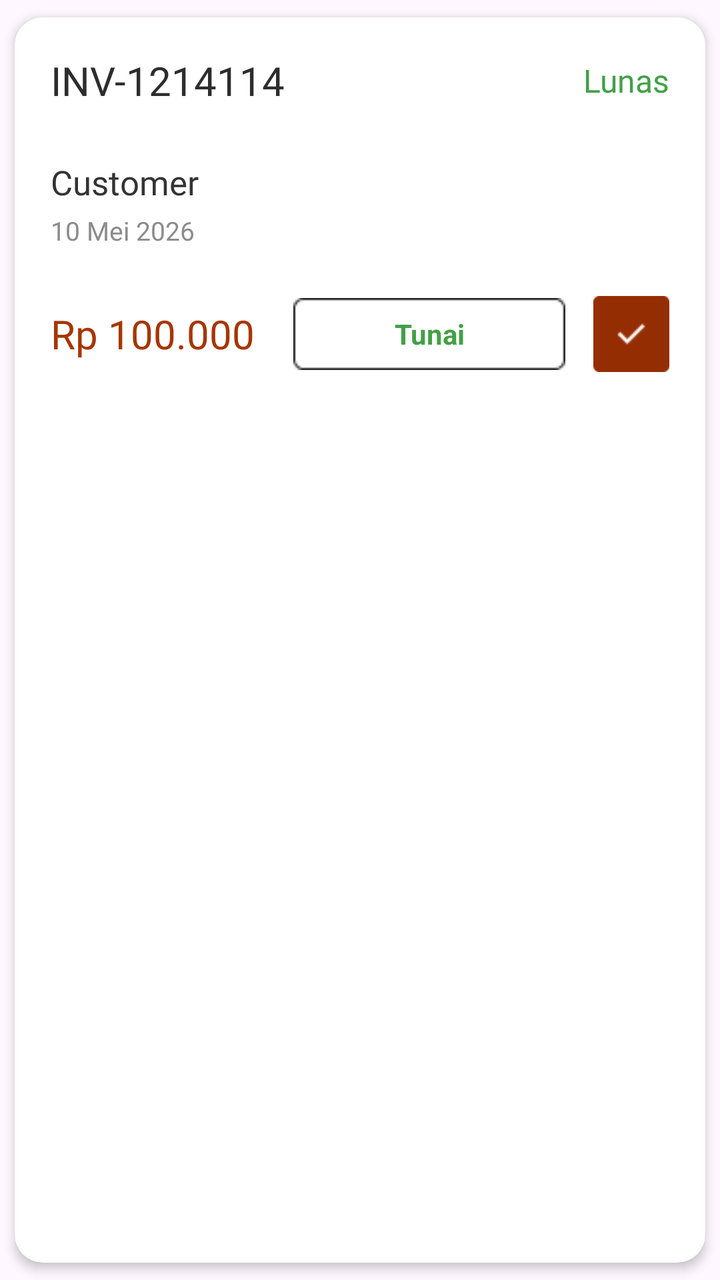
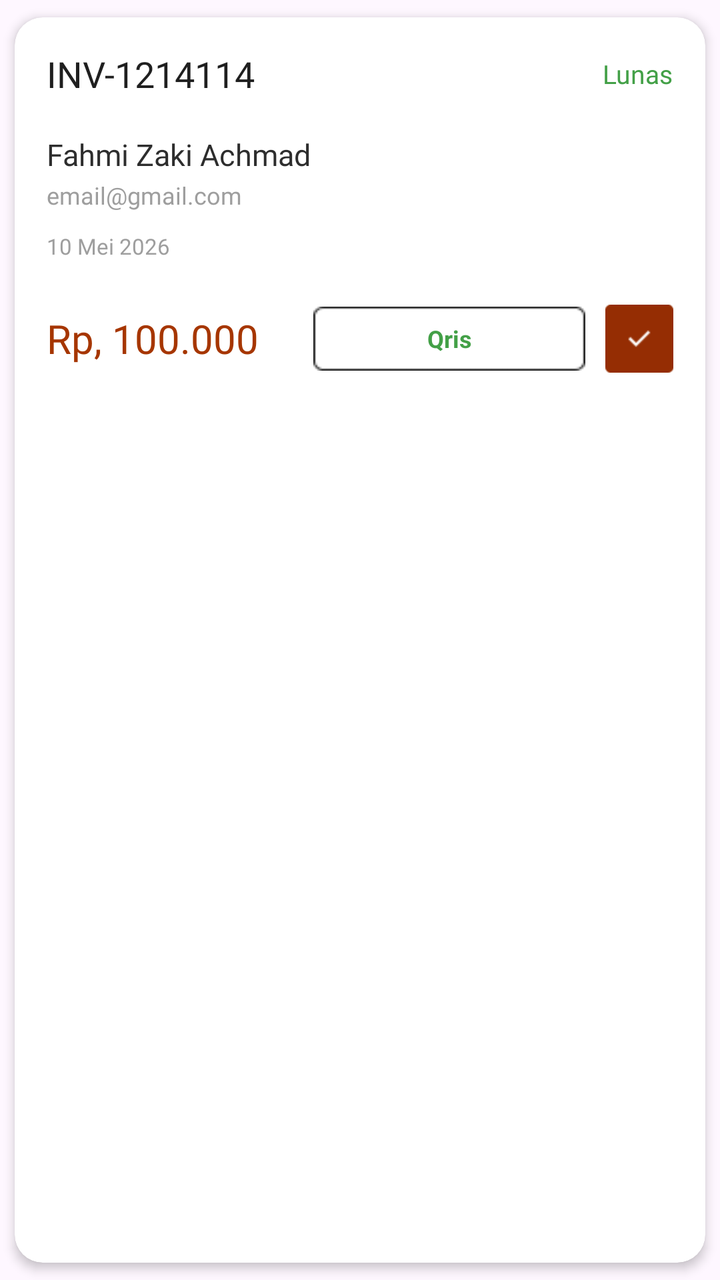

Two renders of the same Android screen: before a commit and after it. Below are the layout's source before the change and the commit's diff.
<!-- AndroidManifest.xml: application theme Theme.Warmindone -->
<!-- res/layout/pesananselesai_widget.xml -->
<?xml version="1.0" encoding="utf-8"?>
<androidx.cardview.widget.CardView
    xmlns:android="http://schemas.android.com/apk/res/android"
    xmlns:app="http://schemas.android.com/apk/res-auto"
    android:layout_width="match_parent"
    android:layout_height="wrap_content"
    android:layout_marginHorizontal="12dp"
    android:layout_marginTop="10dp"
    app:cardCornerRadius="14dp"
    app:cardElevation="3dp"
    app:cardUseCompatPadding="true">

    <LinearLayout
        android:layout_width="match_parent"
        android:layout_height="wrap_content"
        android:background="#FFFFFF"
        android:orientation="vertical"
        android:padding="18dp">

        
        <LinearLayout
            android:layout_width="match_parent"
            android:layout_height="wrap_content"
            android:gravity="center_vertical"
            android:orientation="horizontal">

            
            <TextView
                android:id="@+id/tvInvoice"
                android:layout_width="0dp"
                android:layout_height="wrap_content"
                android:layout_weight="1"
                android:fontFamily="@font/montserrat_bold"
                android:text="INV-1214114"
                android:textColor="#2D2D2D"
                android:textSize="20sp" />

            
            <TextView
                android:id="@+id/tvStatus"
                android:layout_width="wrap_content"
                android:layout_height="wrap_content"
                android:fontFamily="@font/montserrat_semibold"
                android:text="Lunas"
                android:textColor="#43A047"
                android:textSize="16sp" />

        </LinearLayout>

        
        <TextView
            android:id="@+id/tvNama"
            android:layout_width="wrap_content"
            android:layout_height="wrap_content"
            android:layout_marginTop="26dp"
            android:fontFamily="@font/montserrat_semibold"
            android:text="Customer"
            android:textColor="#333333"
            android:textSize="17sp" />

        
        <TextView
            android:id="@+id/tvTanggal"
            android:layout_width="wrap_content"
            android:layout_height="wrap_content"
            android:layout_marginTop="4dp"
            android:fontFamily="@font/montserrat_medium"
            android:text="10 Mei 2026"
            android:textColor="#8C8C8C"
            android:textSize="13sp" />

        
        <LinearLayout
            android:layout_width="match_parent"
            android:layout_height="wrap_content"
            android:layout_marginTop="24dp"
            android:gravity="center_vertical"
            android:orientation="horizontal">

            
            <TextView
                android:id="@+id/tvTotal"
                android:layout_width="0dp"
                android:layout_height="wrap_content"
                android:layout_weight="1"
                android:fontFamily="@font/montserrat_bold"
                android:text="Rp 100.000"
                android:textColor="#A63600"
                android:textSize="20sp" />

            
            <TextView
                android:id="@+id/tvMetode"
                android:layout_width="wrap_content"
                android:layout_height="36dp"
                android:layout_marginEnd="14dp"
                android:background="@drawable/bg_filter"
                android:gravity="center"
                android:paddingHorizontal="18dp"
                android:text="Tunai"
                android:textColor="#43A047"
                android:textSize="14sp"
                android:textStyle="bold" />

            
            <LinearLayout
                android:layout_width="38dp"
                android:layout_height="38dp"
                android:background="@drawable/bg_orange_radius"
                android:gravity="center">

                <ImageView
                    android:layout_width="20dp"
                    android:layout_height="20dp"
                    android:src="@drawable/ic_check" />

            </LinearLayout>

        </LinearLayout>

    </LinearLayout>

</androidx.cardview.widget.CardView>
<!-- resources referenced by this layout -->
<resources>
  <!-- drawable bg_filter: png bitmap (drawable, 468 bytes) -->
  <!-- drawable bg_orange_radius: png bitmap (drawable, 420 bytes) -->
  <!-- drawable ic_check: png bitmap (drawable, 239 bytes) -->
  <style name="Theme.Warmindone" parent="Base.Theme.Warmindone" />
  <style name="Base.Theme.Warmindone" parent="Theme.Material3.DayNight.NoActionBar">
          
          
      </style>
</resources>

<!-- the commit's change to res/layout/pesananselesai_widget.xml (unified diff, before → after) -->
@@ -4,7 +4,7 @@
     xmlns:app="http://schemas.android.com/apk/res-auto"
     android:layout_width="match_parent"
     android:layout_height="wrap_content"
-    android:layout_marginHorizontal="12dp"
+    android:layout_marginHorizontal="14dp"
     android:layout_marginTop="10dp"
     app:cardCornerRadius="14dp"
     app:cardElevation="3dp"
@@ -13,9 +13,8 @@
     <LinearLayout
         android:layout_width="match_parent"
         android:layout_height="wrap_content"
-        android:background="#FFFFFF"
         android:orientation="vertical"
-        android:padding="18dp">
+        android:padding="16dp">
 
         
         <LinearLayout
@@ -24,7 +23,6 @@
             android:gravity="center_vertical"
             android:orientation="horizontal">
 
-            
             <TextView
                 android:id="@+id/tvInvoice"
                 android:layout_width="0dp"
@@ -32,10 +30,9 @@
                 android:layout_weight="1"
                 android:fontFamily="@font/montserrat_bold"
                 android:text="INV-1214114"
-                android:textColor="#2D2D2D"
-                android:textSize="20sp" />
+                android:textColor="#1F1F1F"
+                android:textSize="18sp" />
 
-            
             <TextView
                 android:id="@+id/tvStatus"
                 android:layout_width="wrap_content"
@@ -43,7 +40,7 @@
                 android:fontFamily="@font/montserrat_semibold"
                 android:text="Lunas"
                 android:textColor="#43A047"
-                android:textSize="16sp" />
+                android:textSize="13sp" />
 
         </LinearLayout>
 
@@ -52,28 +49,39 @@
             android:id="@+id/tvNama"
             android:layout_width="wrap_content"
             android:layout_height="wrap_content"
-            android:layout_marginTop="26dp"
+            android:layout_marginTop="18dp"
             android:fontFamily="@font/montserrat_semibold"
-            android:text="Customer"
-            android:textColor="#333333"
-            android:textSize="17sp" />
+            android:text="Fahmi Zaki Achmad"
+            android:textColor="#2D2D2D"
+            android:textSize="15sp" />
+
+        
+        <TextView
+            android:id="@+id/tvEmail"
+            android:layout_width="wrap_content"
+            android:layout_height="wrap_content"
+            android:layout_marginTop="2dp"
+            android:fontFamily="@font/montserrat_medium"
+            android:text="email@gmail.com"
+            android:textColor="#9E9E9E"
+            android:textSize="12sp" />
 
         
         <TextView
             android:id="@+id/tvTanggal"
             android:layout_width="wrap_content"
             android:layout_height="wrap_content"
-            android:layout_marginTop="4dp"
+            android:layout_marginTop="10dp"
             android:fontFamily="@font/montserrat_medium"
             android:text="10 Mei 2026"
-            android:textColor="#8C8C8C"
-            android:textSize="13sp" />
+            android:textColor="#9E9E9E"
+            android:textSize="11sp" />
 
         
         <LinearLayout
             android:layout_width="match_parent"
             android:layout_height="wrap_content"
-            android:layout_marginTop="24dp"
+            android:layout_marginTop="22dp"
             android:gravity="center_vertical"
             android:orientation="horizontal">
 
@@ -84,7 +92,7 @@
                 android:layout_height="wrap_content"
                 android:layout_weight="1"
                 android:fontFamily="@font/montserrat_bold"
-                android:text="Rp 100.000"
+                android:text="Rp, 100.000"
                 android:textColor="#A63600"
                 android:textSize="20sp" />
 
@@ -92,26 +100,26 @@
             <TextView
                 android:id="@+id/tvMetode"
                 android:layout_width="wrap_content"
-                android:layout_height="36dp"
-                android:layout_marginEnd="14dp"
+                android:layout_height="32dp"
+                android:layout_marginEnd="10dp"
                 android:background="@drawable/bg_filter"
                 android:gravity="center"
-                android:paddingHorizontal="18dp"
-                android:text="Tunai"
+                android:paddingHorizontal="16dp"
+                android:text="Qris"
                 android:textColor="#43A047"
-                android:textSize="14sp"
+                android:textSize="12sp"
                 android:textStyle="bold" />
 
             
             <LinearLayout
-                android:layout_width="38dp"
-                android:layout_height="38dp"
+                android:layout_width="34dp"
+                android:layout_height="34dp"
                 android:background="@drawable/bg_orange_radius"
                 android:gravity="center">
 
                 <ImageView
-                    android:layout_width="20dp"
-                    android:layout_height="20dp"
+                    android:layout_width="16dp"
+                    android:layout_height="16dp"
                     android:src="@drawable/ic_check" />
 
             </LinearLayout>
